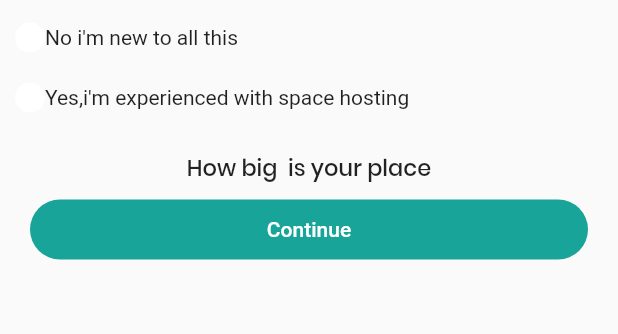
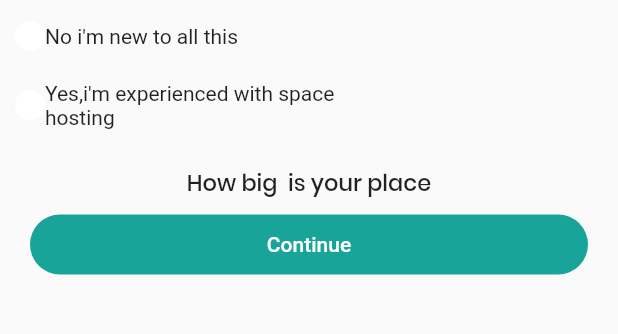
Before and after one commit to chiragSensussoft/spaciko, a Flutter app: the Step2 widget shown alone on an empty page, opened directly, on a phone screen of 412 x 824 dp, the part 414-748 px from its top. Run offline on Flutter 3.47's test engine with Material 2 defaults, Android fonts, the phone set to English and light mode, and no system bars; our stand-ins replace geolocator, google_maps_flutter, shared_preferences, webview_flutter; accounts and stored records are empty.

Commit message:
Add screen(complete 1-6 step with validation)

```diff
--- a/lib/Home/Ui/Add/steps/Step1.dart
+++ b/lib/Home/Ui/Add/steps/Step1.dart
@@ -15,7 +15,6 @@ class Step1 extends StatefulWidget {
 String dropdownValue = 'Select';
 class _Step1State extends State<Step1> {
   final _formKey = GlobalKey<FormState>();
-  Toast _toast = Toast();
   @override
   Widget build(BuildContext context) {
     return SingleChildScrollView(
@@ -80,6 +79,7 @@ class _Step1State extends State<Step1> {
                 color: Pelette.ColorPrimaryDark,
                 onPressed: (){
                   if(dropdownValue == 'Select'){
+                    Toast _toast = Toast();
                     _toast.overLay = false;
                     _toast.showOverLay('Please Select a type', Colors.white, Colors.black54, context);
                   }else{
--- a/lib/Home/Ui/Add/steps/Step2.dart
+++ b/lib/Home/Ui/Add/steps/Step2.dart
@@ -13,7 +13,6 @@ class Step2 extends StatefulWidget {
 
 class _Step2State extends State<Step2> {
   final _formKey = GlobalKey<FormState>();
-  Toast _toast = Toast();
 
   int isFurnished = 0;
   int isPrivate = 0;
@@ -173,7 +172,7 @@ class _Step2State extends State<Step2> {
                   ),
                 ),
                 Container(
-                  height: 70,
+                  height: 80,
                   margin:  EdgeInsets.all(10.0),
                   child:  Column(
                     mainAxisAlignment: MainAxisAlignment.center,
@@ -201,7 +200,8 @@ class _Step2State extends State<Step2> {
                         },
                       ),
                       GestureDetector(
-                        child: Row(
+                        child :Container(
+                            child:  Row(
                               children: [
                                 Container(margin: const EdgeInsets.only(top: 20),
                                   height: 20.0,
@@ -214,8 +214,10 @@ class _Step2State extends State<Step2> {
                                   ),
                                 ),
                                 Container(margin: const EdgeInsets.only(top: 20),
-                                child: Text('Yes,i\'m experienced with space hosting',overflow: TextOverflow.ellipsis,)),
+                                    width: 200,
+                                    child:Text('Yes,i\'m experienced with space hosting')),
                               ],
+                            ),
                         ),
                         onTap: () {
                           setState(() {
@@ -237,9 +239,8 @@ class _Step2State extends State<Step2> {
                     color: Pelette.ColorPrimaryDark,
                     onPressed: (){
                       if(isFurnished==0||isExperienced==0||isPrivate==0){
-                        setState(() {
+                        Toast _toast = Toast();
                         _toast.overLay = false;
-                        });
                         _toast.showOverLay('Fill up First', Colors.white, Colors.black54, context);
                       }else{
                         widget.onChange(widget.curStep);
```
Also changed, not shown: lib/Home/Ui/Add/steps/Step3.dart (+3 -5 lines), lib/Home/Ui/Add/steps/Step4.dart (+3 -5 lines), lib/Home/Ui/Add/steps/Step5.dart (+11 -8 lines), lib/Home/Ui/Add/steps/Step6.dart (+3 -7 lines), lib/Home/Ui/Compass/Campass.dart (+4 -3 lines). Lines whose indentation alone changed are shown as unchanged.
